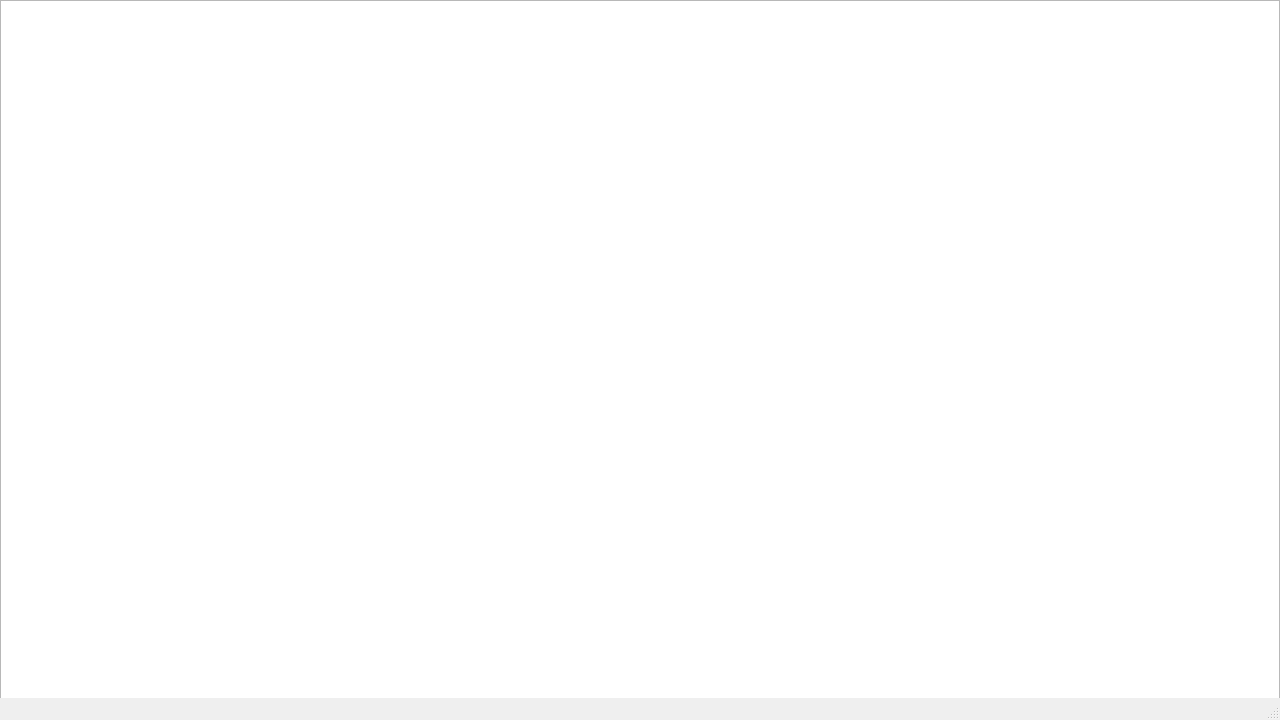
This is Game_revenge_of_it/menuniveles.ui in SebastianOOU/Revenge-of-it as Qt 5 draws it before an edit. The edited form follows.
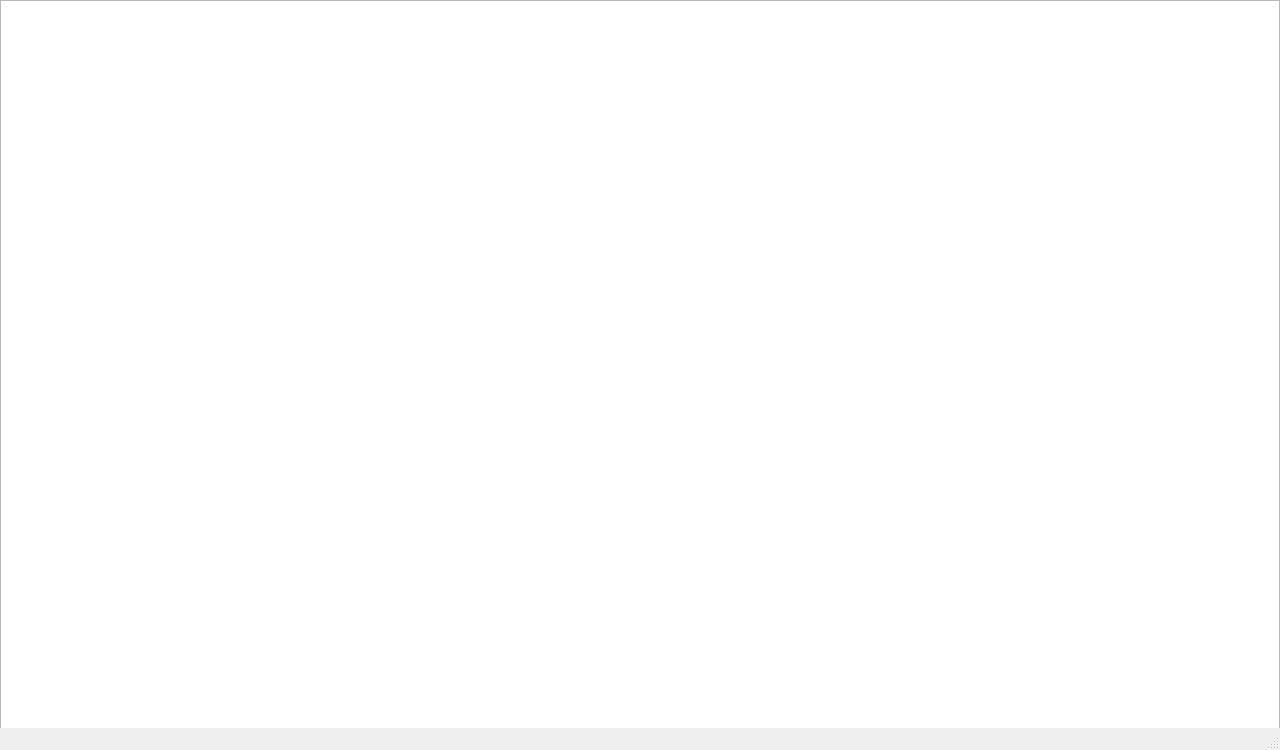
This is the edited form.

Patch:
```diff
--- a/Game_revenge_of_it/menuniveles.ui
+++ b/Game_revenge_of_it/menuniveles.ui
@@ -7,7 +7,7 @@
     <x>0</x>
     <y>0</y>
     <width>1280</width>
-    <height>720</height>
+    <height>750</height>
    </rect>
   </property>
   <property name="windowTitle">
```
